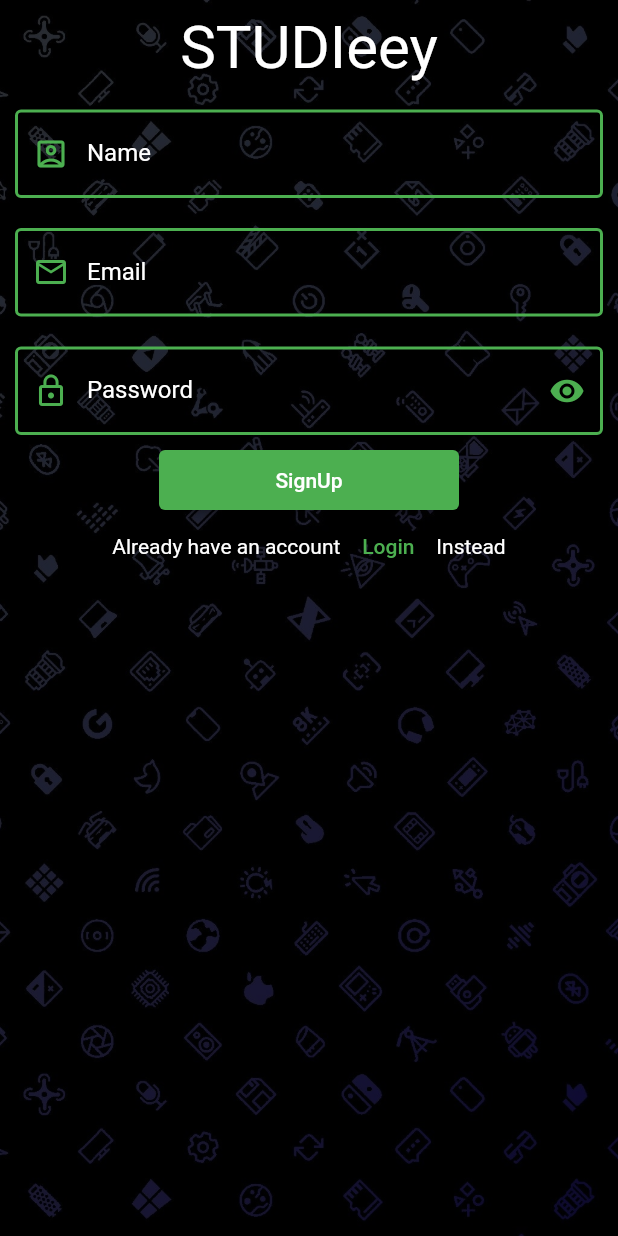
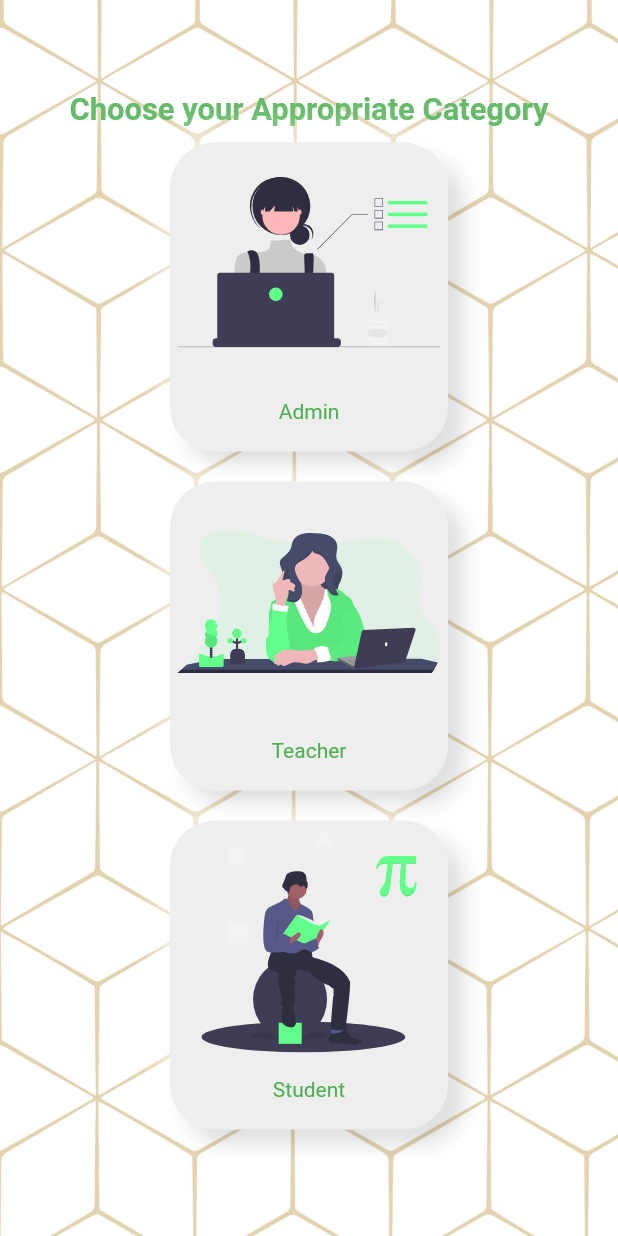
Before and after one commit to Blaezy/DynamicHack, a Flutter app: the screen it shows after launch, on a phone screen of 412 x 824 dp. Run offline on Flutter 3.47's test engine with Material 2 defaults, Android fonts, the phone set to English and light mode, and no system bars; our stand-ins replace cloud_firestore, firebase_auth, firebase_core, flutter_svg, google_fonts; accounts and stored records are empty.

Commit message:
Added homescreen

```diff
--- /dev/null
+++ b/lib/Screens/HomeScreen.dart
@@ -0,0 +1,94 @@
+import 'package:flutter/material.dart';
+import 'package:flutter_svg/svg.dart';
+import 'package:google_fonts/google_fonts.dart';
+
+class HomeScreen extends StatelessWidget {
+  const HomeScreen({Key? key}) : super(key: key);
+
+  @override
+  Widget build(BuildContext context) {
+    final deviceHeight = MediaQuery.of(context).size.height;
+    final deviceWidth = MediaQuery.of(context).size.width;
+    return Scaffold(
+      body: Container(
+        decoration: BoxDecoration(
+          image: DecorationImage(
+              image: AssetImage("assets/images/19742.jpg"), fit: BoxFit.cover),
+        ),
+        child: Column(
+          mainAxisAlignment: MainAxisAlignment.center,
+          children: [
+            Text(
+              "Choose your Appropriate Category",
+              style: GoogleFonts.encodeSansExpanded(
+                  color: Colors.green.shade400,
+                  fontWeight: FontWeight.bold,
+                  fontSize: deviceHeight * 0.025),
+            ),
+            GestureDetector(
+              onTap: () {},
+              child: homeScreenItem(
+                  "assets/images/2.svg", deviceHeight, deviceWidth, "Admin"),
+            ),
+            GestureDetector(
+              onTap: () {},
+              child: homeScreenItem(
+                  "assets/images/4.svg", deviceHeight, deviceWidth, "Teacher"),
+            ),
+            GestureDetector(
+              onTap: () {},
+              child: homeScreenItem(
+                  "assets/images/3.svg", deviceHeight, deviceWidth, "Student"),
+            ),
+          ],
+        ),
+      ),
+    );
+  }
+
+  Center homeScreenItem(
+      String AssetPath, double height, double width, String designation) {
+    return Center(
+      child: Container(
+        height: height * 0.25,
+        width: width * 0.45,
+        margin: EdgeInsets.all(10),
+        decoration: BoxDecoration(
+          color: Colors.grey.shade200,
+          borderRadius: BorderRadius.circular(30.0),
+          boxShadow: [
+            BoxShadow(
+                offset: Offset(10, 10), color: Colors.black12, blurRadius: 10),
+            BoxShadow(
+                offset: Offset(-10, -10),
+                color: Colors.white.withOpacity(0.45),
+                blurRadius: 10),
+          ],
+        ),
+        child: Padding(
+          padding: EdgeInsets.all(5),
+          child: Center(
+            child: Column(children: [
+              Expanded(
+                flex: 5,
+                child: SvgPicture.asset(
+                  AssetPath,
+                ),
+              ),
+              SizedBox(
+                height: height * 0.02,
+              ),
+              Expanded(
+                  flex: 1,
+                  child: Text(
+                    designation,
+                    style: GoogleFonts.encodeSansSemiCondensed(
+                        color: Colors.green),
+                  ))
+            ]),
+          ),
+        ),
+      ),
+    );
+  }
+}
--- a/lib/main.dart
+++ b/lib/main.dart
@@ -6,6 +6,7 @@ import 'package:firebase_auth/firebase_auth.dart';
 import 'package:firebase_core/firebase_core.dart';
 import 'package:studieey/Features/Lectures.dart';
 import 'package:studieey/Models/Authentication.dart';
+import 'package:studieey/Screens/HomeScreen.dart';
 import 'package:studieey/Screens/LoginSignUpUI.dart';
 
 import 'Screens/DashBoard.dart';
@@ -32,23 +33,24 @@ class MyApp extends StatelessWidget {
         )
       ],
       child: MaterialApp(
-        title: 'Flutter Demo',
-        theme: ThemeData(
-          primarySwatch: Colors.blue,
-        ),
-        home: StreamBuilder(
-            stream: FirebaseAuth.instance.authStateChanges(),
-            builder: (context, userSnapshot) {
-              if (userSnapshot.hasData) {
-                // print(userSnapshot.data);
+          title: 'Flutter Demo',
+          theme: ThemeData(
+            primarySwatch: Colors.blue,
+          ),
+          home: HomeScreen()
+          // StreamBuilder(
+          //     stream: FirebaseAuth.instance.authStateChanges(),
+          //     builder: (context, userSnapshot) {
+          //       if (userSnapshot.hasData) {
+          //         // print(userSnapshot.data);
 
-                return DashBoard(
-                  FirebaseAuth.instance.currentUser!.displayName.toString(),
-                );
-              } else
-                return LoginSignUpUI();
-            }),
-      ),
+          //         return DashBoard(
+          //           FirebaseAuth.instance.currentUser!.displayName.toString(),
+          //         );
+          //       } else
+          //         return LoginSignUpUI();
+          //     }),
+          ),
     );
   }
 }
--- a/pubspec.yaml
+++ b/pubspec.yaml
@@ -53,7 +53,11 @@ flutter:
   # To add assets to your application, add an assets section, like this:
   assets:
     - assets/images/bg.jpg
+    - assets/images/19742.jpg
     - assets/images/1.svg
+    - assets/images/2.svg
+    - assets/images/3.svg
+    - assets/images/4.svg
 
   # An image asset can refer to one or more resolution-specific "variants", see
   # https://flutter.dev/assets-and-images/#resolution-aware.
```
Also changed, not shown: assets/images/License free.txt (added, +45 -0 lines), assets/images/License premium.txt (added, +30 -0 lines), assets/images/19742.jpg (added), assets/images/bg1.jpg (added), assets/images/bg12.png (added).
